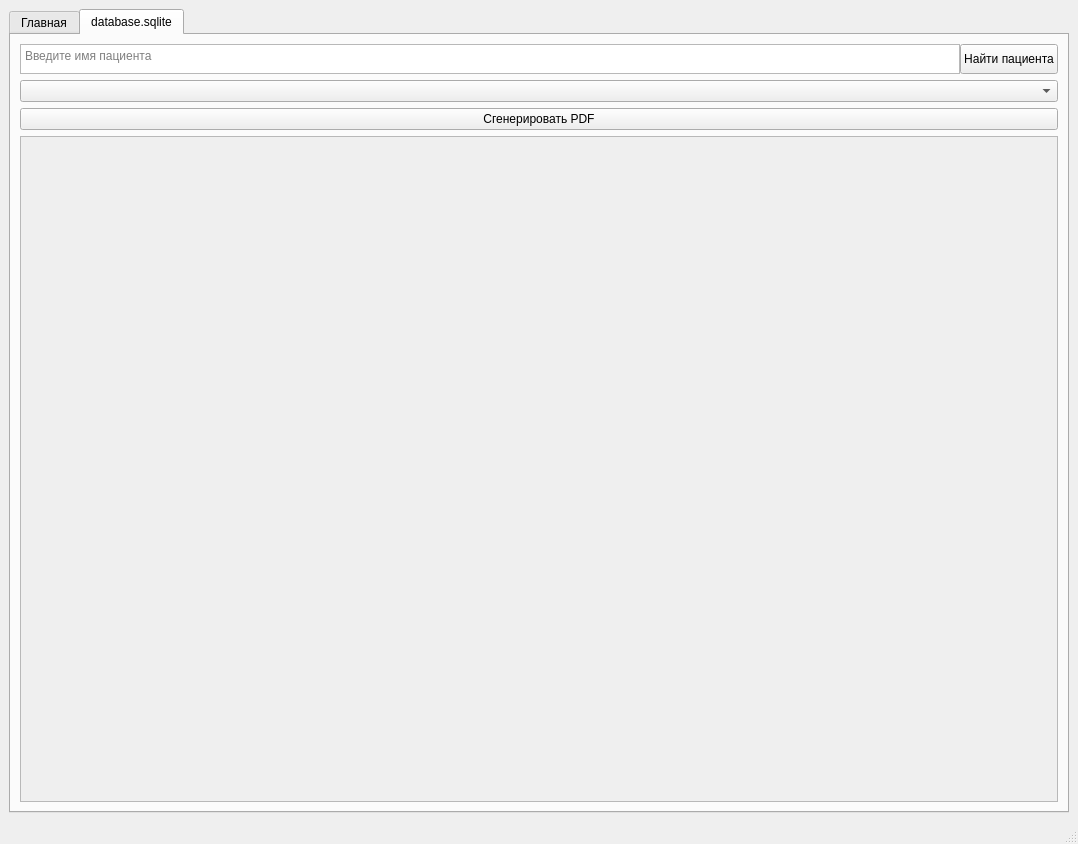
Qt form mainwindow.ui (saschaschmygol/PDF_gen) before a commit.
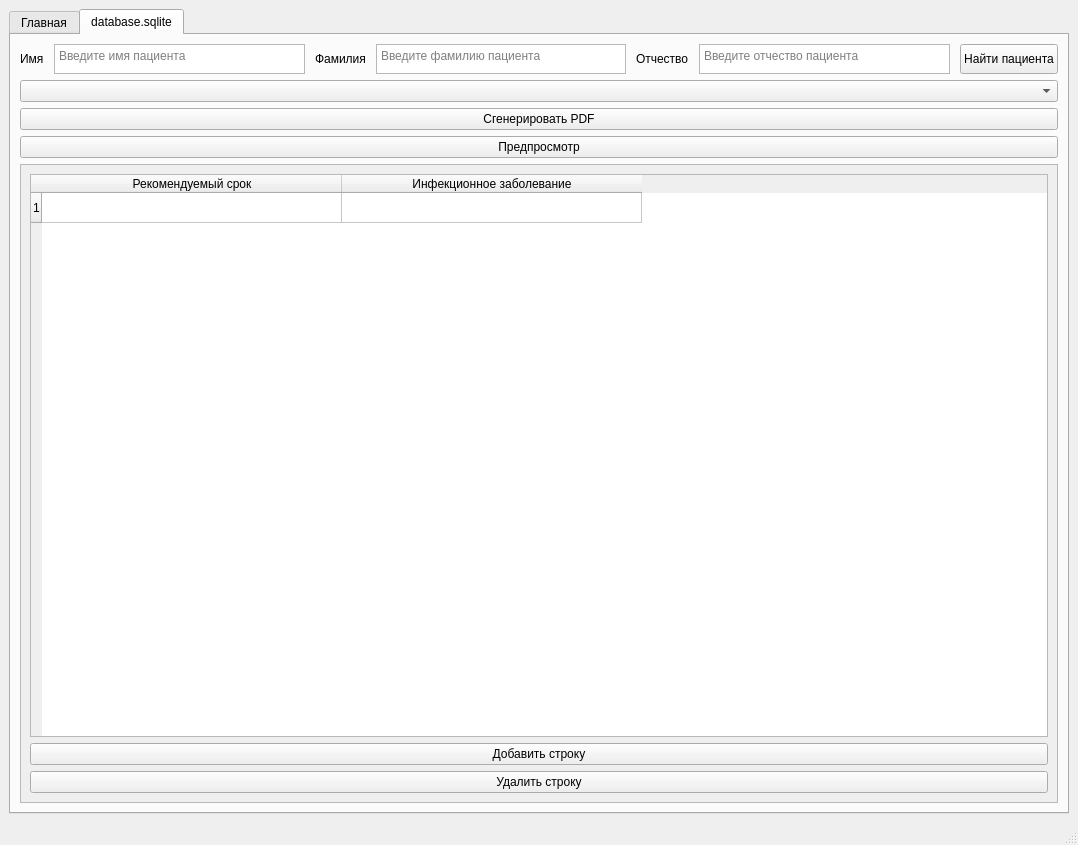
The same form after that commit.

The edit to the form file:
```diff
--- a/mainwindow.ui
+++ b/mainwindow.ui
@@ -7,7 +7,7 @@
     <x>0</x>
     <y>0</y>
     <width>1078</width>
-    <height>844</height>
+    <height>845</height>
    </rect>
   </property>
   <property name="windowTitle">
@@ -70,9 +70,9 @@
             <height>30</height>
            </size>
           </property>
-          <layout class="QHBoxLayout" name="horizontalLayout" stretch="0,0">
+          <layout class="QHBoxLayout" name="horizontalLayout" stretch="0,0,0,0,0,0,0">
            <property name="spacing">
-            <number>0</number>
+            <number>10</number>
            </property>
            <property name="leftMargin">
             <number>0</number>
@@ -86,6 +86,13 @@
            <property name="bottomMargin">
             <number>0</number>
            </property>
+           <item>
+            <widget class="QLabel" name="nameLabel">
+             <property name="text">
+              <string>Имя</string>
+             </property>
+            </widget>
+           </item>
            <item>
             <widget class="QTextEdit" name="searchPatientTextField">
              <property name="maximumSize">
@@ -99,6 +106,34 @@
              </property>
             </widget>
            </item>
+           <item>
+            <widget class="QLabel" name="fnameLabel">
+             <property name="text">
+              <string>Фамилия</string>
+             </property>
+            </widget>
+           </item>
+           <item>
+            <widget class="QTextEdit" name="fnamTextField">
+             <property name="placeholderText">
+              <string>Введите фамилию пациента</string>
+             </property>
+            </widget>
+           </item>
+           <item>
+            <widget class="QLabel" name="surnameLabel">
+             <property name="text">
+              <string>Отчество</string>
+             </property>
+            </widget>
+           </item>
+           <item>
+            <widget class="QTextEdit" name="surnameTextField">
+             <property name="placeholderText">
+              <string>Введите отчество пациента</string>
+             </property>
+            </widget>
+           </item>
            <item>
             <widget class="QPushButton" name="searchPatientButton">
              <property name="minimumSize">
@@ -132,7 +167,14 @@
          </widget>
         </item>
         <item>
-         <widget class="QScrollArea" name="messagesDatabase">
+         <widget class="QPushButton" name="preview_button">
+          <property name="text">
+           <string>Предпросмотр</string>
+          </property>
+         </widget>
+        </item>
+        <item>
+         <widget class="QScrollArea" name="scrollArea">
           <property name="widgetResizable">
            <bool>true</bool>
           </property>
@@ -142,9 +184,43 @@
              <x>0</x>
              <y>0</y>
              <width>1034</width>
-             <height>640</height>
+             <height>611</height>
             </rect>
            </property>
+           <layout class="QVBoxLayout" name="verticalLayout_3">
+            <item>
+             <widget class="QTableWidget" name="tableWidget">
+              <attribute name="horizontalHeaderDefaultSectionSize">
+               <number>300</number>
+              </attribute>
+              <row/>
+              <column>
+               <property name="text">
+                <string>Рекомендуемый срок</string>
+               </property>
+              </column>
+              <column>
+               <property name="text">
+                <string>Инфекционное заболевание</string>
+               </property>
+              </column>
+             </widget>
+            </item>
+            <item>
+             <widget class="QPushButton" name="addLineButton">
+              <property name="text">
+               <string>Добавить строку</string>
+              </property>
+             </widget>
+            </item>
+            <item>
+             <widget class="QPushButton" name="deleteLineButton">
+              <property name="text">
+               <string>Удалить строку</string>
+              </property>
+             </widget>
+            </item>
+           </layout>
           </widget>
          </widget>
         </item>
```
Left out of the diff: 2 changed lines with no effect on the pictures.
